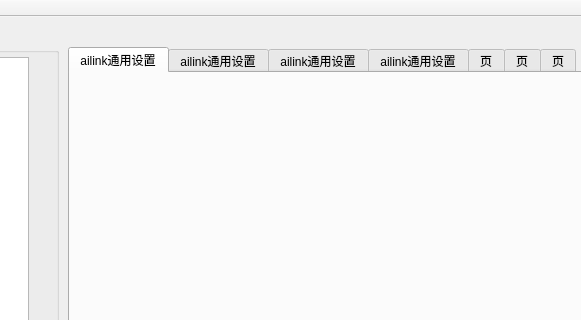
Old version of the form uart_demo/mainwindow.ui in the repository maoqian5/QT_ailink_demo; both pictures show x 462 to 1043 and y 0 to 320 of the 1208 by 759 pixel window.
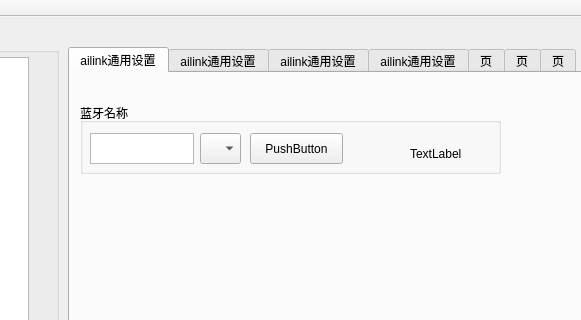
New version of the form.

Diff of the .ui file:
```diff
--- a/uart_demo/mainwindow.ui
+++ b/uart_demo/mainwindow.ui
@@ -271,6 +271,65 @@
      <attribute name="title">
       <string>ailink通用设置</string>
      </attribute>
+     <widget class="QGroupBox" name="groupBox_7">
+      <property name="geometry">
+       <rect>
+        <x>10</x>
+        <y>30</y>
+        <width>421</width>
+        <height>71</height>
+       </rect>
+      </property>
+      <property name="title">
+       <string>蓝牙名称</string>
+      </property>
+      <widget class="QTextEdit" name="textEdit">
+       <property name="geometry">
+        <rect>
+         <x>10</x>
+         <y>30</y>
+         <width>104</width>
+         <height>31</height>
+        </rect>
+       </property>
+      </widget>
+      <widget class="QComboBox" name="comboBox">
+       <property name="geometry">
+        <rect>
+         <x>120</x>
+         <y>30</y>
+         <width>41</width>
+         <height>31</height>
+        </rect>
+       </property>
+      </widget>
+      <widget class="QPushButton" name="pushButton">
+       <property name="geometry">
+        <rect>
+         <x>170</x>
+         <y>30</y>
+         <width>93</width>
+         <height>31</height>
+        </rect>
+       </property>
+       <property name="text">
+        <string>PushButton</string>
+       </property>
+      </widget>
+      <widget class="QLabel" name="label_3">
+       <property name="geometry">
+        <rect>
+         <x>330</x>
+         <y>40</y>
+         <width>81</width>
+         <height>21</height>
+        </rect>
+       </property>
+       <property name="text">
+        <string>TextLabel</string>
+       </property>
+      </widget>
+     </widget>
     </widget>
     <widget class="QWidget" name="tab_4">
      <attribute name="title">
```
